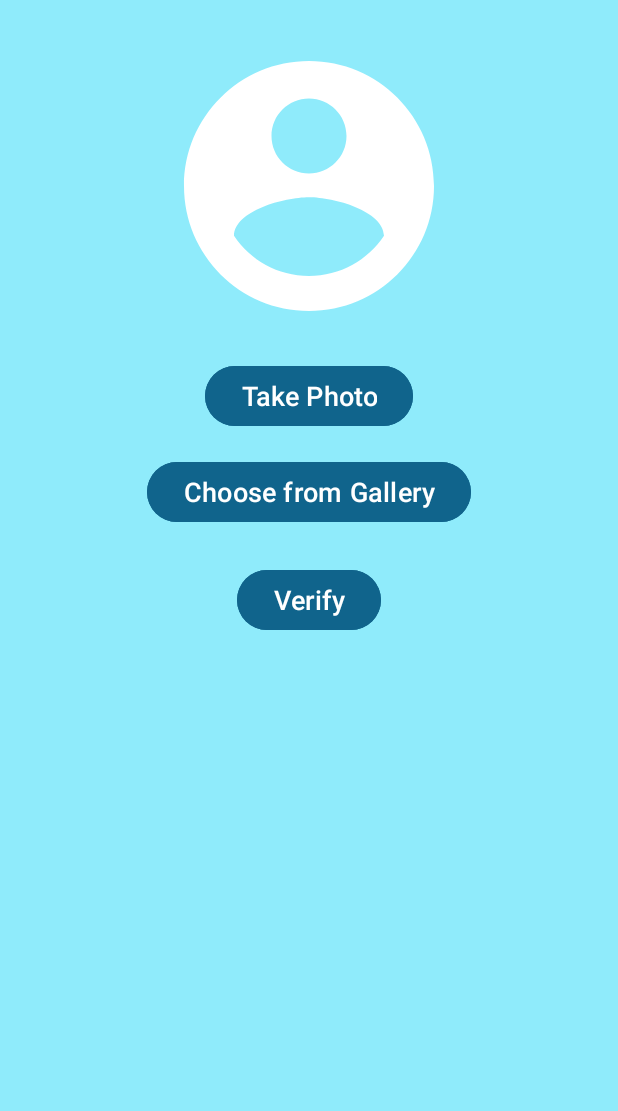
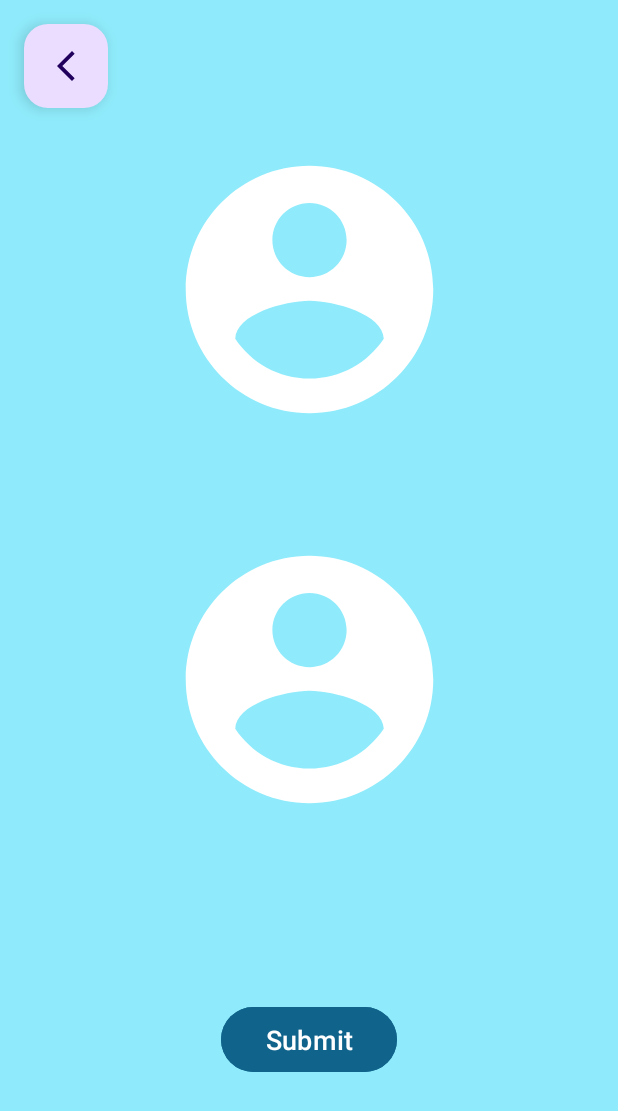
Before and after one commit to Silvano-Romero/VirtualDressup, an Android app: the layout avatar_creation.xml on its own in the app's theme, with its tools: preview values and no code run, on a phone screen of 412 x 824 dp. Shown: the top 1111 px of the screen. Run offline under Robolectric (Android 15) with nearby library versions, the phone set to English and light mode, and no system bars.

Commit message:
Implemented ProfileSelection and AvatarCreation page

```diff
--- a/app/src/main/java/com/example/virtualdressup2/SignInActivity.kt
+++ b/app/src/main/java/com/example/virtualdressup2/SignInActivity.kt
@@ -198,7 +198,7 @@ class SignInActivity : AppCompatActivity() {
                         if (signInTask.isSuccessful) {
                             // Sign-in successful, navigate to MainActivity
                             Toast.makeText(this, "Successful Sign In!", Toast.LENGTH_SHORT).show()
-                            val intent = Intent(this, MainActivity::class.java)
+                            val intent = Intent(this, ProfileSelectionActivity::class.java)
                             startActivity(intent)
                             finish()
                         } else {
--- a/app/src/main/res/layout/avatar_creation.xml
+++ b/app/src/main/res/layout/avatar_creation.xml
@@ -8,57 +8,51 @@
     android:background="@color/app_background_color"
     tools:context=".AvatarCreationActivity">
 
+    <com.google.android.material.floatingactionbutton.FloatingActionButton
+        android:id="@+id/backButton"
+        android:layout_width="wrap_content"
+        android:layout_height="wrap_content"
+        android:layout_marginTop="16dp"
+        android:clickable="true"
+        app:layout_constraintEnd_toEndOf="parent"
+        app:layout_constraintHorizontal_bias="0.045"
+        app:layout_constraintStart_toStartOf="parent"
+        app:layout_constraintTop_toTopOf="parent"
+        app:srcCompat="@drawable/back_arrow_icon" />
+
     <ImageView
-        android:id="@+id/avatar_image"
-        android:layout_width="200dp"
-        android:layout_height="200dp"
+        android:id="@+id/maleAvatarImage"
+        android:layout_width="198dp"
+        android:layout_height="218dp"
+        android:layout_marginTop="344dp"
         android:src="@drawable/account_icon"
-        app:layout_constraintTop_toTopOf="parent"
-        app:layout_constraintBottom_toTopOf="@id/camera_button"
+        app:layout_constraintEnd_toEndOf="parent"
         app:layout_constraintStart_toStartOf="parent"
+        app:layout_constraintTop_toTopOf="parent" />
+
+    <ImageView
+        android:id="@+id/femaleAvatarImage"
+        android:layout_width="198dp"
+        android:layout_height="218dp"
+        android:layout_marginTop="84dp"
+        android:src="@drawable/account_icon"
         app:layout_constraintEnd_toEndOf="parent"
-        android:layout_marginTop="24dp"/>
+        app:layout_constraintHorizontal_bias="0.502"
+        app:layout_constraintStart_toStartOf="parent"
+        app:layout_constraintTop_toTopOf="parent" />
 
     <Button
-        android:id="@+id/camera_button"
-        android:layout_width="wrap_content"
-        android:layout_height="wrap_content"
-        android:text="Take Photo"
+        android:id="@+id/submitButton"
+        android:layout_width="117dp"
+        android:layout_height="51dp"
+        android:backgroundTint="@color/cool_blue"
+        android:onClick="verifyAvatar"
+        android:text="Submit"
+        android:textColor="@color/white"
         android:textSize="18sp"
-        android:backgroundTint="@color/cool_blue"
-        android:textColor="@color/white"
-        app:layout_constraintTop_toBottomOf="@id/avatar_image"
+        app:layout_constraintBottom_toBottomOf="parent"
+        app:layout_constraintEnd_toEndOf="parent"
         app:layout_constraintStart_toStartOf="parent"
-        app:layout_constraintEnd_toEndOf="parent"
-        android:layout_marginTop="16dp"
-        android:onClick="takePhoto"/>
-
-    <Button
-        android:id="@+id/gallery_button"
-        android:layout_width="wrap_content"
-        android:layout_height="wrap_content"
-        android:text="Choose from Gallery"
-        android:textSize="18sp"
-        android:backgroundTint="@color/cool_blue"
-        android:textColor="@color/white"
-        app:layout_constraintTop_toBottomOf="@id/camera_button"
-        app:layout_constraintStart_toStartOf="parent"
-        app:layout_constraintEnd_toEndOf="parent"
-        android:layout_marginTop="16dp"
-        android:onClick="chooseFromGallery"/>
-
-    <Button
-        android:id="@+id/verify_button"
-        android:layout_width="wrap_content"
-        android:layout_height="wrap_content"
-        android:text="Verify"
-        android:textSize="18sp"
-        android:backgroundTint="@color/cool_blue"
-        android:textColor="@color/white"
-        app:layout_constraintTop_toBottomOf="@id/gallery_button"
-        app:layout_constraintStart_toStartOf="parent"
-        app:layout_constraintEnd_toEndOf="parent"
-        android:layout_marginTop="24dp"
-        android:onClick="verifyAvatar"/>
+        app:layout_constraintTop_toBottomOf="@+id/maleAvatarImage" />
 
 </androidx.constraintlayout.widget.ConstraintLayout>
```
Also changed, not shown: app/src/main/java/com/example/virtualdressup2/AvatarCreationActivity.kt (+82 -92 lines), app/src/main/java/com/example/virtualdressup2/ProfileAdapter.kt (+37 -17 lines), app/src/main/java/com/example/virtualdressup2/ProfileCreationActivity.kt (+32 -24 lines), app/src/main/java/com/example/virtualdressup2/ProfileSelectionActivity.kt (+63 -22 lines), app/src/main/java/com/myapp/users/Profile.kt (+4 -24 lines), app/src/main/res/layout/item_profile.xml (+28 -10 lines), app/src/main/res/layout/profile_selection.xml (+30 -24 lines), app/src/main/res/drawable/profile_icon.png (added).
